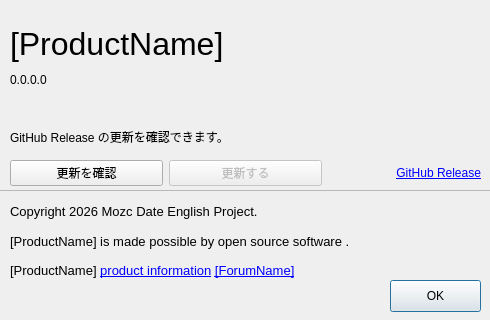
hglasswater-boop/mozc-date, file src/gui/about_dialog/about_dialog.ui: the form before one commit.
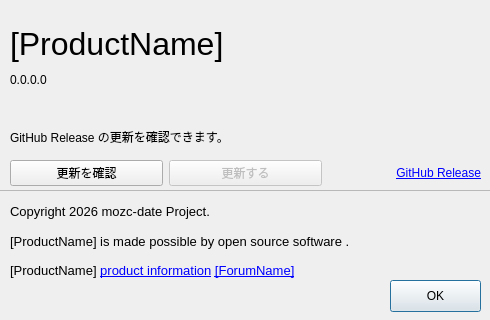
The form after the commit.

Commit message: Rename application branding to mozc-date

```diff
--- a/src/gui/about_dialog/about_dialog.ui
+++ b/src/gui/about_dialog/about_dialog.ui
@@ -108,7 +108,7 @@
         </font>
        </property>
        <property name="text">
-        <string>Copyright 2026 Mozc Date English Project.</string>
+        <string>Copyright 2026 mozc-date Project.</string>
        </property>
        <property name="alignment">
         <set>Qt::AlignLeading|Qt::AlignLeft|Qt::AlignVCenter</set>
```
The commit also changes 26 other files.
